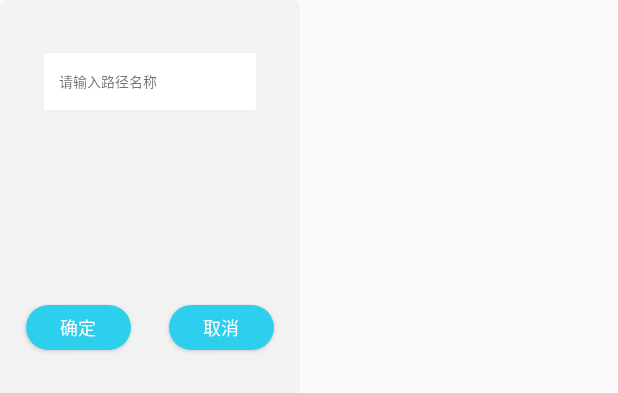
After one commit to ZhouKanZ/GMAndroid, an Android app: the layout dialog_task_name.xml on its own in the app's theme, with its tools: preview values and no code run, on a phone screen of 412 x 824 dp. The commit adds this screen. Shown: the top 393 px of the screen. Run offline under Robolectric (Android 15) with nearby library versions, the phone set to English and light mode, and no system bars.

Commit message:
add some !

```diff
--- a/cleanse/app/src/main/java/com/jms/cleanse/UItestActivity.java
+++ b/cleanse/app/src/main/java/com/jms/cleanse/UItestActivity.java
@@ -12,6 +12,7 @@ import android.widget.CompoundButton;
 import android.widget.RelativeLayout;
 import android.widget.Switch;
 
+import com.jms.cleanse.entity.db.PoiPoint;
 import com.jms.cleanse.widget.JMMapView;
 import com.jms.cleanse.widget.mapview.TestPOI;
 
@@ -59,9 +60,10 @@ public class UItestActivity extends AppCompatActivity {
         mapView.setMap(bitmap);
 //        mapView.setTestPOIS(testPOIS);
         mapView.setOnClickListener(new JMMapView.OnClickListener() {
+
             @Override
-            public void onPointClick(TestPOI poi, int pos) {
-                Log.d("xxx", "onPointClick:  i had been clicked");
+            public void onPointClick(PoiPoint poi, int pos) {
+
             }
 
             @Override
--- a/cleanse/app/src/main/java/com/jms/cleanse/presenter/ServerListPresenter.java
+++ b/cleanse/app/src/main/java/com/jms/cleanse/presenter/ServerListPresenter.java
@@ -133,7 +133,6 @@ public class ServerListPresenter extends BasePresenter<ServerListContract.Server
         LoginEntity.recvFileTypes.add("poi.json");
         LoginEntity.recvFileTypes.add("agv_graph.json");//定义Android客户端接收的文件类型,SDK使用者根据自身客户端功能选择需要接收的文件
 
-        initCustomFile();//创建自定义的路径任务文件
     }
 
     private void initCustomFile(){
--- /dev/null
+++ b/cleanse/app/src/main/res/drawable/btn_named_dialog_normal.xml
@@ -0,0 +1,9 @@
+<?xml version="1.0" encoding="utf-8"?>
+<shape xmlns:android="http://schemas.android.com/apk/res/android"
+    android:shape="rectangle"
+    >
+
+    <solid android:color="@color/colorPrimary"/>
+    <corners android:radius="20dp"/>
+
+</shape>
--- /dev/null
+++ b/cleanse/app/src/main/res/drawable/dialog_named_background.xml
@@ -0,0 +1,9 @@
+<?xml version="1.0" encoding="utf-8"?>
+<shape xmlns:android="http://schemas.android.com/apk/res/android"
+    android:shape="rectangle"
+    >
+
+    <solid android:color="@color/dialogBackground"/>
+    <corners android:radius="5dp"/>
+
+</shape>
--- /dev/null
+++ b/cleanse/app/src/main/res/drawable/edittext_named_back.xml
@@ -0,0 +1,9 @@
+<?xml version="1.0" encoding="utf-8"?>
+<shape xmlns:android="http://schemas.android.com/apk/res/android"
+    android:shape="rectangle"
+    >
+
+    <solid android:color="@android:color/white"/>
+    <corners android:radius="2dp"/>
+
+</shape>
--- a/cleanse/app/src/main/res/layout/activity_path_edit.xml
+++ b/cleanse/app/src/main/res/layout/activity_path_edit.xml
@@ -99,6 +99,7 @@
         android:textColor="@color/colorToolbarTitle"
         android:elevation="1dp"
         android:layout_centerHorizontal="true"
+        android:visibility="gone"
         />
 
 
--- /dev/null
+++ b/cleanse/app/src/main/res/layout/dialog_task_name.xml
@@ -0,0 +1,51 @@
+<?xml version="1.0" encoding="utf-8"?>
+<RelativeLayout xmlns:android="http://schemas.android.com/apk/res/android"
+    android:layout_width="200dp"
+    android:layout_height="267dp"
+    android:background="@drawable/dialog_named_background">
+
+
+    <EditText
+        android:id="@+id/et_task_named"
+        android:layout_width="match_parent"
+        android:layout_height="38dp"
+        android:layout_marginLeft="29dp"
+        android:layout_marginRight="29dp"
+        android:layout_marginTop="35dp"
+        android:background="@drawable/edittext_named_back"
+        android:gravity="center_vertical"
+        android:hint="@string/input_path_name"
+        android:paddingLeft="10dp"
+        android:textColor="#ababab"
+        android:textSize="9sp" />
+
+    <Button
+        android:id="@+id/btn_sure"
+        android:layout_width="70dp"
+        android:layout_height="30dp"
+        android:layout_alignParentBottom="true"
+        android:layout_marginBottom="34dp"
+        android:layout_marginLeft="17dp"
+        android:background="@drawable/btn_named_dialog_normal"
+        android:padding="5dp"
+        android:text="@string/ensure"
+        android:textColor="@android:color/white"
+        android:textSize="@dimen/text_size_12sp" />
+
+
+    <Button
+        android:id="@+id/btn_cancel"
+        android:layout_width="70dp"
+        android:layout_height="30dp"
+        android:layout_alignParentBottom="true"
+        android:layout_alignParentRight="true"
+        android:layout_marginBottom="34dp"
+        android:layout_marginRight="17dp"
+        android:background="@drawable/btn_named_dialog_normal"
+        android:padding="5dp"
+        android:text="@string/cancel"
+        android:textColor="@android:color/white"
+        android:textSize="@dimen/text_size_12sp" />
+
+
+</RelativeLayout>
--- a/cleanse/app/src/main/res/values/colors.xml
+++ b/cleanse/app/src/main/res/values/colors.xml
@@ -33,4 +33,9 @@
     <color name="colorPathUnCleanse">#8c8d8d</color>
 
 
+    <!-- dialog -->
+    <color name="dialogBackground">#f2f2f2</color>
+
+
+
 </resources>
--- a/cleanse/app/src/main/res/values/strings.xml
+++ b/cleanse/app/src/main/res/values/strings.xml
@@ -16,5 +16,8 @@
     <string name="error_login">用户名或密码错误请重新输入</string>
     <string name="isCleanse">消毒点</string>
     <string name="add">添加</string>
-    <string name="path_end">设置终点</string>
+    <string name="path_end">完成编辑</string>
+    <string name="input_path_name">请输入路径名称</string>
+    <string name="ensure">确定</string>
+    <string name="cancel">取消</string>
 </resources>
```
Also changed, not shown: cleanse/app/src/main/AndroidManifest.xml (+5 -3 lines), cleanse/app/src/main/java/com/jms/cleanse/contract/PathEditContract.java (+12 -0 lines), cleanse/app/src/main/java/com/jms/cleanse/entity/db/PoiPoint.java (+23 -1 lines), cleanse/app/src/main/java/com/jms/cleanse/presenter/PathEditPresenter.java (+68 -153 lines), cleanse/app/src/main/java/com/jms/cleanse/ui/PathEditActivity.java (+113 -37 lines), cleanse/app/src/main/java/com/jms/cleanse/util/DisplayUtil.java (+24 -0 lines), cleanse/app/src/main/java/com/jms/cleanse/util/FileUtil.java (+14 -4 lines), cleanse/app/src/main/java/com/jms/cleanse/widget/JMMapView.java (+39 -18 lines), cleanse/app/src/main/java/com/jms/cleanse/widget/TaskNamedDialog.java (added, +29 -0 lines), cleanse/app/src/main/java/com/jms/cleanse/widget/mapview/CustomPOI.java (+0 -19 lines), cleanse/app/src/main/res/drawable-xhdpi/exit.png.
